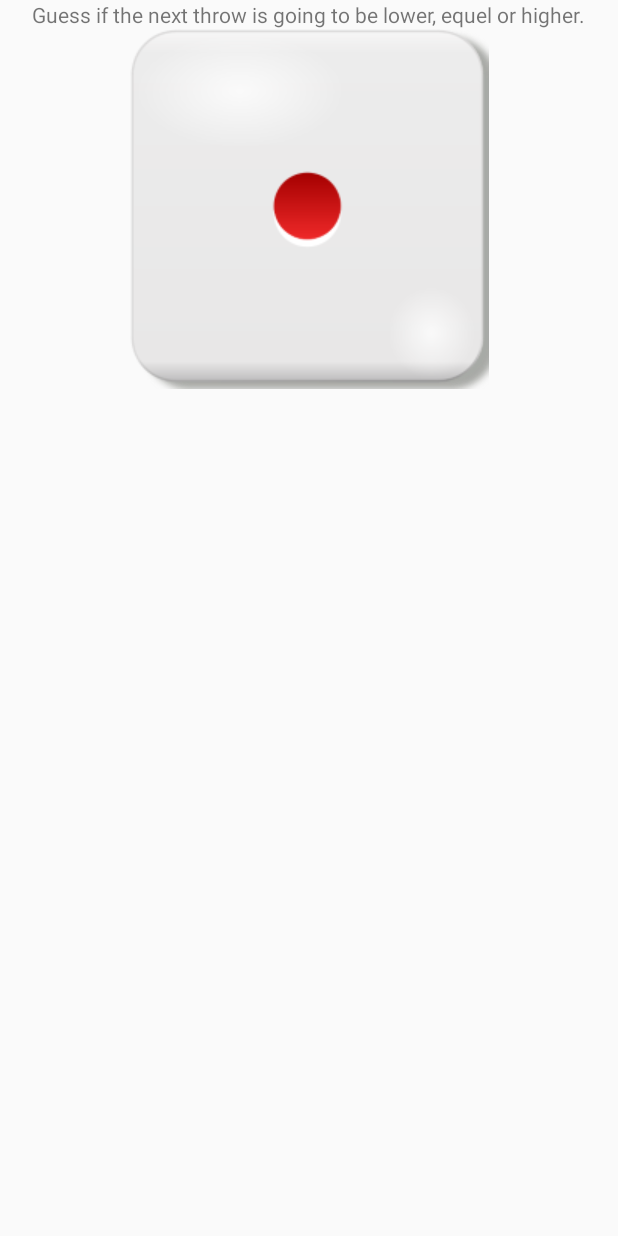
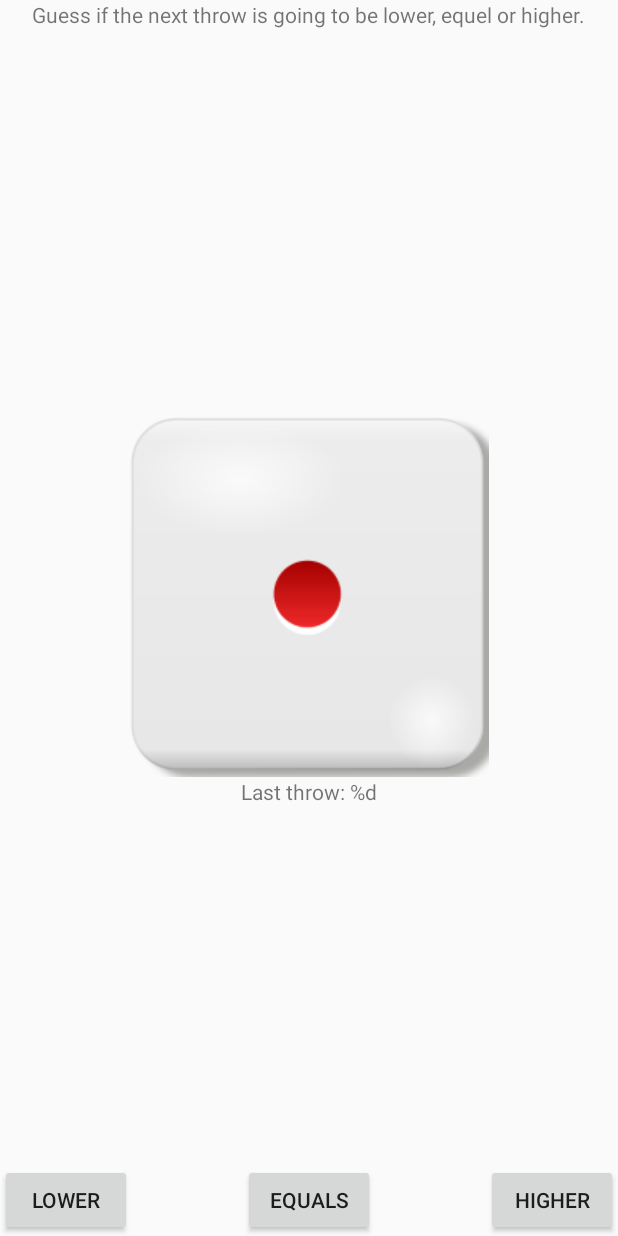
Before and after one commit to rickmix/MadLevel1Task1, an Android app: the layout activity_higher_lower.xml on its own in the app's theme, with its tools: preview values and no code run, on a phone screen of 412 x 824 dp. Run offline under Robolectric (Android 15) with nearby library versions, the phone set to English and light mode, and no system bars.

Commit message:
Added first functions

```diff
--- a/app/src/main/java/com/example/madlevel1task1/HigherLowerActivity.kt
+++ b/app/src/main/java/com/example/madlevel1task1/HigherLowerActivity.kt
@@ -2,10 +2,29 @@ package com.example.madlevel1task1
 
 import androidx.appcompat.app.AppCompatActivity
 import android.os.Bundle
+import com.example.madlevel1task1.databinding.ActivityHigherLowerBinding
 
 class HigherLowerActivity : AppCompatActivity() {
+
+    private lateinit var binding: ActivityHigherLowerBinding
+    private var currentThrow: Int = 1
+    private var lastThrow: Int = 1
+
     override fun onCreate(savedInstanceState: Bundle?) {
         super.onCreate(savedInstanceState)
-        setContentView(R.layout.activity_higher_lower)
+        binding = ActivityHigherLowerBinding.inflate(layoutInflater)
+        setContentView(binding.root)
+        initViews()
     }
+
+    // Set initial UI state
+    private fun initViews() {
+        updateUI()
+    }
+
+    // Update last throw text and image with current throw
+    private fun updateUI() {
+        binding.underDiceText.text = getString(R.string.last_throw, lastThrow)
+    }
+
 }
--- a/app/src/main/res/layout/activity_higher_lower.xml
+++ b/app/src/main/res/layout/activity_higher_lower.xml
@@ -7,7 +7,7 @@
     tools:context=".HigherLowerActivity">
 
     <TextView
-        android:id="@+id/textView"
+        android:id="@+id/titleText"
         android:layout_width="wrap_content"
         android:layout_height="wrap_content"
         android:text="@string/top_text"
@@ -20,7 +20,42 @@
         android:layout_width="wrap_content"
         android:layout_height="wrap_content"
         android:src="@drawable/dice1"
+        app:layout_constraintBottom_toTopOf="@+id/button2"
         app:layout_constraintEnd_toEndOf="parent"
         app:layout_constraintStart_toStartOf="parent"
-        app:layout_constraintTop_toBottomOf="@+id/textView" />
+        app:layout_constraintTop_toBottomOf="@+id/titleText" />
+
+    <TextView
+        android:id="@+id/underDiceText"
+        android:layout_width="wrap_content"
+        android:layout_height="wrap_content"
+        android:text="@string/last_throw"
+        app:layout_constraintEnd_toEndOf="parent"
+        app:layout_constraintStart_toStartOf="parent"
+        app:layout_constraintTop_toBottomOf="@+id/imageView" />
+
+    <Button
+        android:id="@+id/button"
+        android:layout_width="wrap_content"
+        android:layout_height="wrap_content"
+        android:text="@string/button_lower"
+        app:layout_constraintBottom_toBottomOf="parent"
+        app:layout_constraintStart_toStartOf="parent" />
+
+    <Button
+        android:id="@+id/button2"
+        android:layout_width="wrap_content"
+        android:layout_height="wrap_content"
+        android:text="@string/button_equal"
+        app:layout_constraintBottom_toBottomOf="parent"
+        app:layout_constraintEnd_toEndOf="parent"
+        app:layout_constraintStart_toStartOf="parent" />
+
+    <Button
+        android:id="@+id/button3"
+        android:layout_width="wrap_content"
+        android:layout_height="wrap_content"
+        android:text="@string/button_higher"
+        app:layout_constraintBottom_toBottomOf="parent"
+        app:layout_constraintEnd_toEndOf="parent" />
 </androidx.constraintlayout.widget.ConstraintLayout>
--- a/app/src/main/res/values/strings.xml
+++ b/app/src/main/res/values/strings.xml
@@ -1,4 +1,9 @@
 <resources>
     <string name="app_name">MadLevel1Task1</string>
     <string name="top_text">Guess if the next throw is going to be lower, equel or higher.</string>
+    <string name="Throws">Last throw: 1</string>
+    <string name="button_lower">Lower</string>
+    <string name="button_equal">Equals</string>
+    <string name="button_higher">Higher</string>
+    <string name="last_throw">Last throw: %d</string>
 </resources>
```
